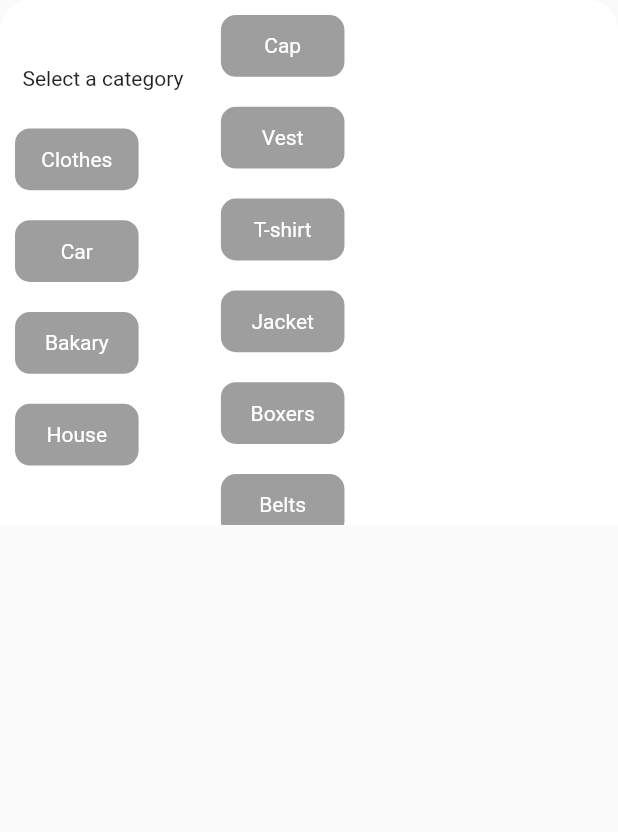
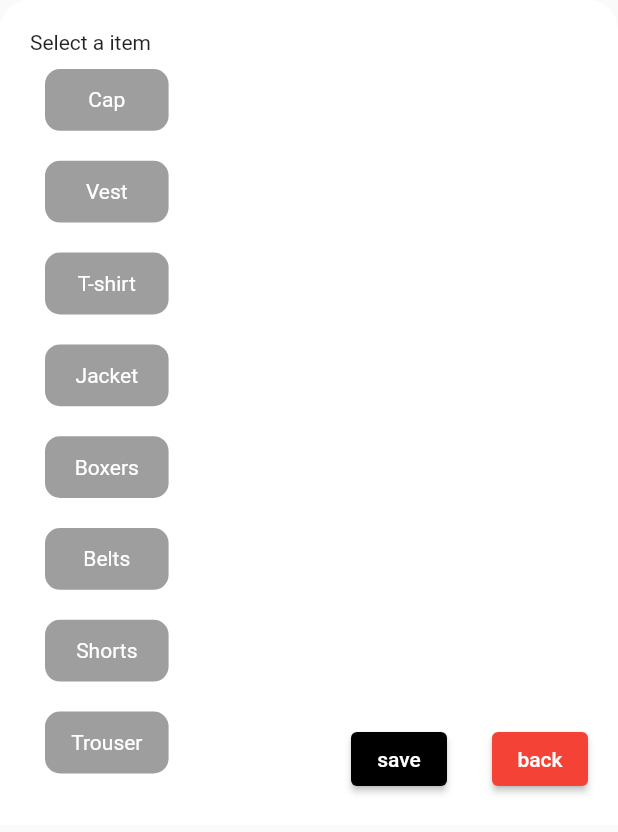
Before and after one commit to Anthony-10/Shopping, a Flutter app: the BottomSheet2 widget shown alone on an empty page, opened directly, after a tap on "Clothes", on a phone screen of 412 x 824 dp. Shown: the top 832 px of the screen. Run offline on Flutter 3.47's test engine with Material 2 defaults, Android fonts, the phone set to English and light mode, and no system bars; our stand-ins replace animated_text_kit, cloud_firestore, dio, file_picker, firebase_auth, firebase_core and 5 more; missing offline and left inert: flutter_polyline_points, geocoder; accounts and stored records are empty.

Commit message:
1. Updated addproducts_view.dart

```diff
--- a/lib/authentication/controller/auth_controller.dart
+++ b/lib/authentication/controller/auth_controller.dart
@@ -1,8 +1,6 @@
 import 'package:cloud_firestore/cloud_firestore.dart';
 import 'package:firebase_auth/firebase_auth.dart';
-import 'package:flutter/material.dart';
 import 'package:get/get.dart';
-import 'package:shopping_app/authentication/view/auth_view.dart';
 import 'package:shopping_app/authentication/view/auth_view.dart';
 import 'package:shopping_app/core/widget/drawer/drawer_view/drawer_view.dart';
 
--- a/lib/main.dart
+++ b/lib/main.dart
@@ -26,6 +26,7 @@ class MyApp extends StatelessWidget {
     return GetMaterialApp(
       debugShowCheckedModeBanner: false,
       title: 'Flutter Demo',
+      defaultTransition: Transition.fade,
       getPages: [
         GetPage(name: "/buy_view", page: () => BuyView()),
         GetPage(
--- a/lib/sell/add_products/controller/addproducts_controller.dart
+++ b/lib/sell/add_products/controller/addproducts_controller.dart
@@ -4,6 +4,7 @@ import 'package:file_picker/file_picker.dart';
 import 'package:firebase_auth/firebase_auth.dart';
 import 'package:get/get.dart';
 import 'package:image_picker/image_picker.dart';
+import 'package:shopping_app/models/product_items.dart';
 
 class AddProductsController extends GetxController {
   final picker = ImagePicker();
@@ -11,6 +12,8 @@ class AddProductsController extends GetxController {
   //File image;
   // File image = ''.obs as File;
   var imageSize = ''.obs;
+  int initialIndex = 0;
+  ProductItems element;
 
   getImageGallery(ImageSource imageSource) async {
     image.clear();
--- a/lib/sell/add_products/view/addproducts_view.dart
+++ b/lib/sell/add_products/view/addproducts_view.dart
@@ -22,7 +22,9 @@ class _AddProductsViewState extends State<AddProductsView> {
   final TextEditingController _productName = TextEditingController();
   final TextEditingController _productSize = TextEditingController();
 
-  final addProductsController = Get.find<AddProductsController>();
+  //final addProductsController = Get.find<AddProductsController>();
+
+  final addProductsController = Get.put(AddProductsController());
 
   Rx<ProductItems> element = ProductCategories.car.obs;
 
--- a/lib/sell/add_products/widget/bottom_sheet2.dart
+++ b/lib/sell/add_products/widget/bottom_sheet2.dart
@@ -1,9 +1,12 @@
+import 'package:flutter/cupertino.dart';
 import 'package:flutter/material.dart';
 import 'package:get/get.dart';
 import 'package:shopping_app/data/item_category/car_item.dart';
 import 'package:shopping_app/data/item_category/cloth_item.dart';
 import 'package:shopping_app/data/product_category/product_category.dart';
 import 'package:shopping_app/models/product_items.dart';
+import 'package:shopping_app/sell/add_products/controller/addproducts_controller.dart';
+import 'package:shopping_app/sell/add_products/widget/bottom_sheet/category_list.dart';
 
 class BottomSheet2 extends StatefulWidget {
   const BottomSheet2({Key key}) : super(key: key);
@@ -13,30 +16,35 @@ class BottomSheet2 extends StatefulWidget {
 }
 
 class _BottomSheet2State extends State<BottomSheet2> {
-  ProductItems element = ProductCategories.clothes;
+  ProductItems element;
+  int initialIndex = 0;
+  AddProductsController addProductsController =
+      Get.put(AddProductsController());
 
   @override
   Widget build(BuildContext context) {
     return Container(
-      height: 350,
+      height: 550,
       width: Get.width,
       decoration: BoxDecoration(
           color: Colors.white,
           borderRadius: BorderRadius.only(
               topLeft: Radius.circular(20), topRight: Radius.circular(20))),
+      child: Padding(
+        padding:
+            const EdgeInsets.only(left: 20, top: 20, right: 20, bottom: 20),
         child: Row(
+          mainAxisAlignment: MainAxisAlignment.spaceBetween,
           children: [
-          // ....................Category List
-
             SingleChildScrollView(
               physics: BouncingScrollPhysics(),
               child: Column(
                 crossAxisAlignment: CrossAxisAlignment.start,
                 children: [
-                Container(
-                    margin: EdgeInsets.all(15.0),
-                    child: Text('Select a category')),
-                Column(
+                  addProductsController.initialIndex == 0
+                      ? Text('Select a category')
+                      : Text('Select a item'),
+                  /*Column(
                         crossAxisAlignment: CrossAxisAlignment.start,
                         children: ProductCategories.all
                             .map((element) => GestureDetector(
@@ -64,19 +72,79 @@ class _BottomSheet2State extends State<BottomSheet2> {
                                   ),
                                 ))
                             .toList(),
+                      ),*/
+                  addProductsController.initialIndex == 0
+                      ? Column(
+                          crossAxisAlignment: CrossAxisAlignment.start,
+                          children: ProductCategories.all
+                              .map((element) => GestureDetector(
+                                    onTap: () {
+                                      setState(() {
+                                        this.element = element;
+                                        addProductsController.initialIndex = 1;
+                                      });
+                                      print(element.obs);
+                                      print(element.title);
+                                      print(
+                                          '************************${this.element.title}');
+                                    },
+                                    child: Container(
+                                      margin: EdgeInsets.all(10.0),
+                                      height: Get.height * 0.05,
+                                      width: Get.width * 0.2,
+                                      decoration: BoxDecoration(
+                                          color: Colors.grey,
+                                          borderRadius:
+                                              BorderRadius.circular(10.0)),
+                                      child: Center(
+                                          child: Text(
+                                        element.title,
+                                        style: TextStyle(color: Colors.white),
+                                      )),
                                     ),
+                                  ))
+                              .toList(),
+                        )
+                      : getPage(element),
+                ],
+              ),
+            ),
+            Align(
+              alignment: Alignment.bottomRight,
+              child: Container(
+                child: Row(
+                  children: [
+                    ElevatedButton(
+                      onPressed: () {},
+                      child: Text('save'),
+                      style: ElevatedButton.styleFrom(
+                        primary: Colors.black,
+                      ),
+                    ),
+                    SizedBox(
+                      width: 30.0,
+                    ),
+                    ElevatedButton(
+                      onPressed: () {},
+                      child: Text('back'),
+                      style: ElevatedButton.styleFrom(
+                        primary: Colors.red,
+                      ),
+                    )
+                  ],
+                ),
+              ),
+            )
           ],
         ),
       ),
 
       // ....................Item List
 
-          SingleChildScrollView(
+      /* SingleChildScrollView(
             physics: BouncingScrollPhysics(),
             child: getPage(element),
-          ),
-        ],
-      ),
+          ),*/
     );
   }
 
@@ -89,7 +157,7 @@ class _BottomSheet2State extends State<BottomSheet2> {
               .map((element) => GestureDetector(
                     onTap: () {
                       setState(() {
-                        Get.back();
+                        addProductsController.initialIndex = 0;
                         //TODO
                         print(element.title);
                       });
@@ -119,7 +187,8 @@ class _BottomSheet2State extends State<BottomSheet2> {
               .map((element) => GestureDetector(
                     onTap: () {
                       setState(() {
-                        Get.back();
+                        addProductsController.initialIndex = 0;
+
                         //TODO
                         print(element.title);
                       });
```
Also changed, not shown: lib/buy/buy_location/view/buyer_location.dart (+52 -2 lines), lib/sell/add_products/widget/bottom_sheet/category_list.dart (added, +53 -0 lines), lib/sell/add_products/widget/bottom_sheet/item_list.dart (added, +15 -0 lines), lib/sell/sell_location/controller/sell_location_controller.dart (added, +64 -0 lines). Lines whose indentation alone changed are shown as unchanged.
